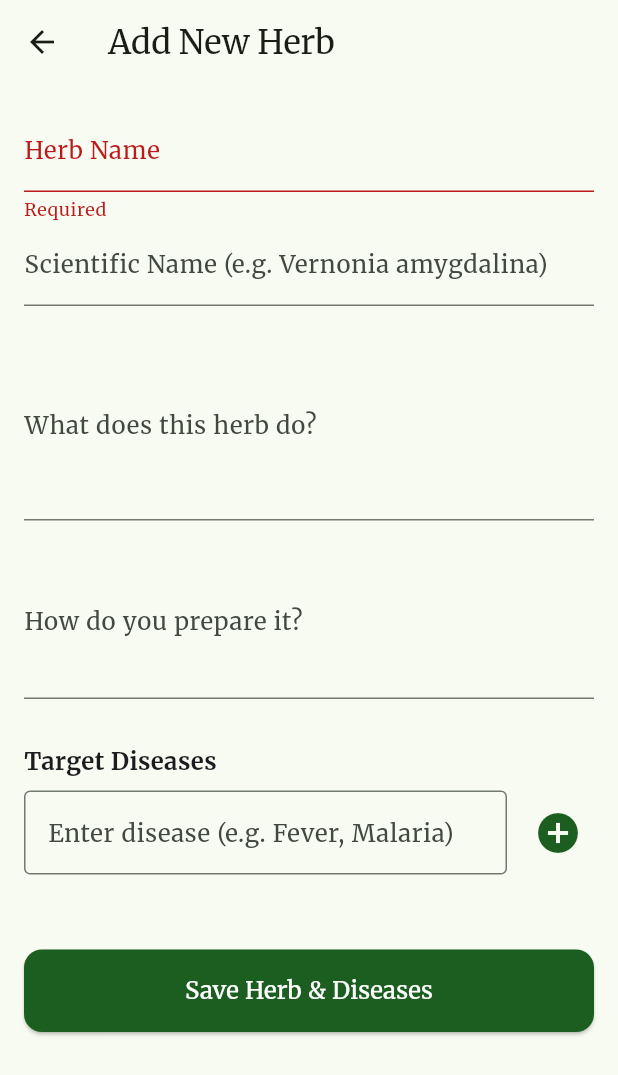
After one commit to Makobi5/loy_herbs_app, a Flutter app: the AdminScreen screen opened directly, after a tap on "Save Herb & Diseases", on a phone screen of 412 x 824 dp. The commit adds this screen. Shown: the top 1075 px of the screen. Run offline on Flutter 3.47's test engine with Material 3 defaults, Android fonts, the phone set to English and light mode, and no system bars; our stand-ins replace cached_network_image, connectivity_plus, flutter_dotenv, google_fonts, hive_flutter, supabase_flutter; accounts and stored records are empty.

Commit message:
stable state with ability to add diseases and link them to herbs

```diff
--- a/lib/data/models/herb_model.dart
+++ b/lib/data/models/herb_model.dart
@@ -5,7 +5,7 @@ class Herb {
   final String description;
   final String preparation;
   final String? imageUrl;
-  final List<String> diseases; // We'll join these from the DB
+  final List<String> diseases;
 
   Herb({
     required this.id,
@@ -17,19 +17,16 @@ class Herb {
     required this.diseases,
   });
 
-  // Convert Supabase Map to Herb Object
+  // PLACE IT HERE INSIDE THE CLASS
   factory Herb.fromMap(Map<String, dynamic> map) {
     return Herb(
       id: map['id'],
-      name: map['name'],
-      scientificName: map['scientific_name'],
-      description: map['description'],
-      preparation: map['preparation_method'],
+      name: map['name'] ?? 'Unknown Herb',
+      scientificName: map['scientific_name'] ?? 'N/A',
+      description: map['description'] ?? 'No description provided.',
+      preparation: map['preparation_method'] ?? 'No instructions.',
       imageUrl: map['image_url'],
-      // This assumes we fetch joined data
-      diseases: List<String>.from(
-        map['herb_diseases']?.map((x) => x['diseases']['name']) ?? [],
-      ),
+      diseases: [], // We initialize as empty for now to avoid crashes
     );
   }
 }
--- a/lib/main.dart
+++ b/lib/main.dart
@@ -4,6 +4,7 @@ import 'package:google_fonts/google_fonts.dart';
 import 'package:loy_herbs/services/database_service.dart';
 import 'package:flutter_dotenv/flutter_dotenv.dart';
 import 'package:loy_herbs/views/detail/herb_detail_screen.dart';
+import 'package:loy_herbs/views/admin/admin_screen.dart';
 import 'package:loy_herbs/data/models/herb_model.dart';
 
 // 1. THE HERB MODEL
@@ -176,16 +177,21 @@ class _HomeScreenState extends State<HomeScreen> {
     return Scaffold(
       appBar: AppBar(
         title: const Text("Loy Herbs"),
+        // Inside the AppBar actions list:
         actions: [
+          // Only show the Admin button if the user is the Admin
+          if (Supabase.instance.client.auth.currentUser?.email ==
+              'makobisimon@gmail.com')
+            IconButton(
+              icon: const Icon(Icons.admin_panel_settings),
+              onPressed: () => Navigator.push(
+                context,
+                MaterialPageRoute(builder: (context) => const AdminScreen()),
+              ),
+            ),
           IconButton(
             onPressed: () async {
-              await _supabase.auth.signOut();
-              if (mounted) {
-                Navigator.pushReplacement(
-                  context,
-                  MaterialPageRoute(builder: (_) => const LoginScreen()),
-                );
-              }
+              /* logout logic */
             },
             icon: const Icon(Icons.logout),
           ),
@@ -222,8 +228,16 @@ class _HomeScreenState extends State<HomeScreen> {
           Expanded(
             child: isLoading
                 ? const Center(child: CircularProgressIndicator())
-                : (filteredHerbs == null || filteredHerbs.isEmpty)
-                ? const Center(child: Text("No herbs found."))
+                : filteredHerbs.isEmpty
+                ? const Center(
+                    child: Column(
+                      mainAxisAlignment: MainAxisAlignment.center,
+                      children: [
+                        Icon(Icons.search_off, size: 60, color: Colors.grey),
+                        Text("No herbs found in the database yet."),
+                      ],
+                    ),
+                  )
                 : ListView.builder(
                     itemCount: filteredHerbs.length,
                     itemBuilder: (context, index) {
--- a/lib/services/database_service.dart
+++ b/lib/services/database_service.dart
@@ -24,9 +24,7 @@ class DatabaseService {
       // ONLINE: Fetch from Supabase
       try {
         // Note: I added the select join here so it matches the Herb model in your main.dart
-        final data = await _supabase
-            .from('herbs')
-            .select('*, herb_diseases(diseases(name))');
+        final data = await _supabase.from('herbs').select();
 
         await box.put(
           'all_herbs',
--- /dev/null
+++ b/lib/views/admin/admin_screen.dart
@@ -0,0 +1,231 @@
+import 'package:flutter/material.dart';
+import 'package:supabase_flutter/supabase_flutter.dart';
+import 'package:loy_herbs/data/models/herb_model.dart';
+
+class AdminScreen extends StatefulWidget {
+  final Herb? herb; // Add this line to accept an existing herb
+  const AdminScreen({super.key, this.herb});
+
+  @override
+  State<AdminScreen> createState() => _AdminScreenState();
+}
+
+class _AdminScreenState extends State<AdminScreen> {
+  final _formKey = GlobalKey<FormState>();
+  final _nameController = TextEditingController();
+  final _scientificController = TextEditingController();
+  final _descController = TextEditingController();
+  final _prepController = TextEditingController();
+  final _diseaseController = TextEditingController();
+  List<String> _selectedDiseases = [];
+  bool _isLoading = false;
+
+  @override
+  void initState() {
+    super.initState();
+    // Pre-fill fields if we are editing an existing herb
+    if (widget.herb != null) {
+      _nameController.text = widget.herb!.name;
+      _scientificController.text = widget.herb!.scientificName ?? '';
+      _descController.text = widget.herb!.description;
+      _prepController.text = widget.herb!.preparation;
+      _selectedDiseases = List.from(
+        widget.herb!.diseases,
+      ); // Load existing diseases
+    }
+  }
+
+  Future<void> _saveHerb() async {
+    if (!_formKey.currentState!.validate()) return;
+    setState(() => _isLoading = true);
+
+    try {
+      final supabase = Supabase.instance.client;
+      String herbId;
+
+      if (widget.herb == null) {
+        // NEW RECORD: Insert
+        final data = await supabase
+            .from('herbs')
+            .insert({
+              'name': _nameController.text,
+              'scientific_name': _scientificController.text,
+              'description': _descController.text,
+              'preparation_method': _prepController.text,
+            })
+            .select()
+            .single();
+        herbId = data['id'];
+      } else {
+        // EXISTING RECORD: Update
+        herbId = widget.herb!.id;
+        await supabase
+            .from('herbs')
+            .update({
+              'name': _nameController.text,
+              'scientific_name': _scientificController.text,
+              'description': _descController.text,
+              'preparation_method': _prepController.text,
+            })
+            .eq('id', herbId);
+
+        // CLEANUP: Delete old disease links so we can re-add the current selection
+        await supabase.from('herb_diseases').delete().eq('herb_id', herbId);
+      }
+
+      // Sync Diseases (Same for both New and Edit)
+      for (String diseaseName in _selectedDiseases) {
+        final diseaseData = await supabase
+            .from('diseases')
+            .upsert({'name': diseaseName})
+            .select()
+            .single();
+
+        await supabase.from('herb_diseases').insert({
+          'herb_id': herbId,
+          'disease_id': diseaseData['id'],
+        });
+      }
+
+      if (mounted) {
+        ScaffoldMessenger.of(
+          context,
+        ).showSnackBar(const SnackBar(content: Text("Database updated!")));
+        Navigator.pop(context);
+      }
+    } catch (e) {
+      ScaffoldMessenger.of(
+        context,
+      ).showSnackBar(SnackBar(content: Text("Error: $e")));
+    } finally {
+      setState(() => _isLoading = false);
+    }
+  }
+
+  @override
+  Widget build(BuildContext context) {
+    return Scaffold(
+      appBar: AppBar(title: const Text("Add New Herb")),
+      body: _isLoading
+          ? const Center(child: CircularProgressIndicator())
+          : SingleChildScrollView(
+              padding: const EdgeInsets.all(16),
+              child: Form(
+                key: _formKey,
+                child: Column(
+                  crossAxisAlignment: CrossAxisAlignment.start,
+                  children: [
+                    // 1. Basic Info
+                    TextFormField(
+                      controller: _nameController,
+                      decoration: const InputDecoration(labelText: "Herb Name"),
+                      validator: (v) => v!.isEmpty ? "Required" : null,
+                    ),
+                    TextFormField(
+                      controller: _scientificController,
+                      decoration: const InputDecoration(
+                        labelText: "Scientific Name (e.g. Vernonia amygdalina)",
+                      ),
+                    ),
+                    const SizedBox(height: 15),
+                    TextFormField(
+                      controller: _descController,
+                      decoration: const InputDecoration(
+                        labelText: "What does this herb do?",
+                      ),
+                      maxLines: 4,
+                    ),
+                    const SizedBox(height: 15),
+                    TextFormField(
+                      controller: _prepController,
+                      decoration: const InputDecoration(
+                        labelText: "How do you prepare it?",
+                      ),
+                      maxLines: 3,
+                    ),
+
+                    const SizedBox(height: 30),
+
+                    // 2. Target Diseases Section
+                    const Text(
+                      "Target Diseases",
+                      style: TextStyle(
+                        fontSize: 16,
+                        fontWeight: FontWeight.bold,
+                      ),
+                    ),
+                    const SizedBox(height: 8),
+                    Row(
+                      children: [
+                        Expanded(
+                          child: TextField(
+                            controller: _diseaseController,
+                            decoration: const InputDecoration(
+                              hintText: "Enter disease (e.g. Fever, Malaria)",
+                              border: OutlineInputBorder(),
+                            ),
+                          ),
+                        ),
+                        const SizedBox(width: 10),
+                        IconButton(
+                          icon: const Icon(
+                            Icons.add_circle,
+                            color: Color(0xFF1B5E20),
+                            size: 32,
+                          ),
+                          onPressed: () {
+                            if (_diseaseController.text.isNotEmpty) {
+                              setState(() {
+                                _selectedDiseases.add(
+                                  _diseaseController.text.trim(),
+                                );
+                                _diseaseController.clear();
+                              });
+                            }
+                          },
+                        ),
+                      ],
+                    ),
+                    const SizedBox(height: 10),
+                    // Display selected diseases as Chips
+                    Wrap(
+                      spacing: 8.0,
+                      runSpacing: 4.0,
+                      children: _selectedDiseases.map((disease) {
+                        return Chip(
+                          label: Text(disease),
+                          backgroundColor: Colors.green.shade50,
+                          onDeleted: () {
+                            setState(() {
+                              _selectedDiseases.remove(disease);
+                            });
+                          },
+                        );
+                      }).toList(),
+                    ),
+
+                    const SizedBox(height: 40),
+
+                    // 3. Save Button
+                    ElevatedButton(
+                      onPressed: _saveHerb,
+                      style: ElevatedButton.styleFrom(
+                        minimumSize: const Size(double.infinity, 55),
+                        backgroundColor: const Color(0xFF1B5E20),
+                        foregroundColor: Colors.white,
+                        shape: RoundedRectangleBorder(
+                          borderRadius: BorderRadius.circular(12),
+                        ),
+                      ),
+                      child: const Text(
+                        "Save Herb & Diseases",
+                        style: TextStyle(fontSize: 16),
+                      ),
+                    ),
+                  ],
+                ),
+              ),
+            ),
+    );
+  }
+}
```
